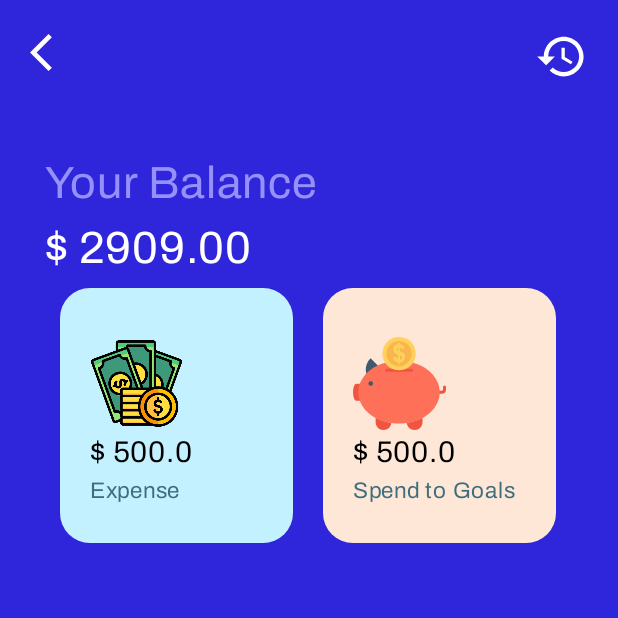
After one commit to iamabdh/MoneyManager, an Android app built with Jetpack Compose: the TransactionScreen screen opened through its navigation route, on a phone screen of 412 x 824 dp, the top half of it. The commit adds this screen. Run offline under Robolectric (Android 15) with nearby library versions, the phone set to English and light mode, and no system bars.

Commit message:
update: transaction screen banner

```diff
--- a/app/src/main/java/com/example/moneymanager/components/ComponentsView.kt
+++ b/app/src/main/java/com/example/moneymanager/components/ComponentsView.kt
@@ -10,11 +10,13 @@ import androidx.compose.foundation.layout.Box
 import androidx.compose.foundation.layout.Column
 import androidx.compose.foundation.layout.Row
 import androidx.compose.foundation.layout.Spacer
+import androidx.compose.foundation.layout.fillMaxSize
 import androidx.compose.foundation.layout.fillMaxWidth
 import androidx.compose.foundation.layout.height
 import androidx.compose.foundation.layout.offset
 import androidx.compose.foundation.layout.padding
 import androidx.compose.foundation.layout.size
+import androidx.compose.foundation.layout.width
 import androidx.compose.foundation.shape.CircleShape
 import androidx.compose.foundation.shape.RoundedCornerShape
 import androidx.compose.material.*
@@ -25,6 +27,8 @@ import androidx.compose.ui.draw.clip
 import androidx.compose.ui.graphics.Color
 import androidx.compose.ui.res.painterResource
 import androidx.compose.ui.text.font.FontWeight
+import androidx.compose.ui.unit.Dp
+import androidx.compose.ui.unit.TextUnit
 import androidx.compose.ui.unit.dp
 import androidx.compose.ui.unit.sp
 import com.example.moneymanager.R
@@ -33,10 +37,13 @@ import com.example.moneymanager.ui.theme.AliceBlue1
 import com.example.moneymanager.ui.theme.Archivo
 import com.example.moneymanager.ui.theme.BrightGray
 import com.example.moneymanager.ui.theme.CaribbeanGreen
+import com.example.moneymanager.ui.theme.Diamond
+import com.example.moneymanager.ui.theme.Ming
 import com.example.moneymanager.ui.theme.SkyBlue
 import com.example.moneymanager.ui.theme.SpanishGray
 import com.example.moneymanager.ui.theme.White15
 import com.example.moneymanager.ui.theme.White80
+import org.w3c.dom.Text
 
 @Composable
 fun MainHomeMenu() {
@@ -107,9 +114,11 @@ fun SearchTextField() {
 @Composable
 fun HomeBannerButtons(
     nameBanner: String,
+    nameFontSize: TextUnit = 15.sp,
     noItems: Int,
     colorBanner: Color,
-    bannerIcon: Int
+    bannerIcon: Int,
+    onClickGoTo: () -> Unit
 ) {
     Box(
         modifier = Modifier
@@ -117,7 +126,7 @@ fun HomeBannerButtons(
             .clip(RoundedCornerShape(20.dp))
             .background(colorBanner)
             .clickable {
-
+                onClickGoTo()
             }
     ) {
         Box(
@@ -154,7 +163,7 @@ fun HomeBannerButtons(
                     }
                 }
                 Spacer(modifier = Modifier.height(5.dp))
-                Text(text = nameBanner, fontSize = 10.sp, color = White80)
+                Text(text = nameBanner, fontSize = nameFontSize, color = White80)
                 Spacer(modifier = Modifier.height(5.dp))
                 Text(text = "$noItems items", fontSize = 9.sp, color = White80)
             }
@@ -174,7 +183,7 @@ fun ServicesBannerHome(
         modifier = Modifier
             .clip(shape = RoundedCornerShape(20.dp))
             .border(1.dp, shape = RoundedCornerShape(20.dp), color = BrightGray)
-            .clickable {  }
+            .clickable { }
     ) {
         Row(
             horizontalArrangement = Arrangement.spacedBy(5.dp),
@@ -210,3 +219,47 @@ fun ServicesBannerHome(
         }
     }
 }
+
+
+@Composable
+fun TransactionBanner(
+    imageBanner: Int,
+    amount: Float,
+    colorBanner: Color,
+    nameBanner: String
+) {
+    Box(
+        modifier = Modifier
+            .width(155.dp)
+            .height(170.dp)
+            .clip(shape = RoundedCornerShape(20.dp))
+            .background(colorBanner)
+            .clickable {  }
+    ) {
+        Column(
+            verticalArrangement = Arrangement.SpaceEvenly,
+            modifier = Modifier
+                .fillMaxSize()
+                .padding(start = 20.dp, top = 30.dp, bottom = 20.dp)
+        ) {
+            Image(
+                painter = painterResource(id = imageBanner),
+                contentDescription = "",
+                modifier = Modifier
+                    .size(62.dp)
+            )
+            Text(
+                text = "$ $amount",
+                fontSize = 20.sp,
+                fontFamily = Archivo,
+                color = Color.Black
+            )
+            Text(
+                text = nameBanner,
+                fontSize = 15.sp,
+                fontFamily = Archivo,
+                color = Ming
+            )
+        }
+    }
+}
--- a/app/src/main/java/com/example/moneymanager/navigation/Navigation.kt
+++ b/app/src/main/java/com/example/moneymanager/navigation/Navigation.kt
@@ -5,6 +5,7 @@ import androidx.navigation.compose.NavHost
 import androidx.navigation.compose.composable
 import androidx.navigation.compose.rememberNavController
 import com.example.moneymanager.screen.HomeScreen
+import com.example.moneymanager.screen.TransactionScreen
 
 
 @Composable
@@ -20,5 +21,11 @@ fun Navigation() {
                 navController = navController
             )
         }
+        composable(
+            route = Screen.TransactionScreen.route) {
+            TransactionScreen(
+                navController = navController
+            )
+        }
     }
 }
--- a/app/src/main/java/com/example/moneymanager/navigation/Screen.kt
+++ b/app/src/main/java/com/example/moneymanager/navigation/Screen.kt
@@ -2,4 +2,5 @@ package com.example.moneymanager.navigation
 
 sealed class Screen(val route: String) {
     object HomeScreen: Screen(route = "home_screen")
+    object TransactionScreen: Screen(route = "transaction_screen")
 }
--- a/app/src/main/java/com/example/moneymanager/screen/HomeScreen.kt
+++ b/app/src/main/java/com/example/moneymanager/screen/HomeScreen.kt
@@ -89,34 +89,37 @@ fun HomeScreen(
                 modifier = Modifier.padding(10.dp)
             ) {
                 HomeBannerButtons(
-                            nameBanner = "Transcation",
+                            nameBanner = "Transaction",
                             noItems = 7,
                             colorBanner = CaribbeanGreen,
                             bannerIcon = R.drawable.baseline_attach_money_24
-                        )
+                        ){
+                    navController.navigate("transaction_screen")
+                }
                 HomeBannerButtons(
-                            nameBanner = "Recomendations",
+                            nameBanner = "Recommendation",
                             noItems = 7,
                             colorBanner = MaximumYellowRed,
-                            bannerIcon = R.drawable.baseline_star_border_24
-                        )
+                            bannerIcon = R.drawable.baseline_star_border_24,
+                            nameFontSize = 12.sp
+                        ){}
             }
             Column(
                 verticalArrangement = Arrangement.spacedBy(10.dp),
                 modifier = Modifier.padding(10.dp)
             ) {
                 HomeBannerButtons(
-                            nameBanner = "Buggets",
+                            nameBanner = "Budgets",
                             noItems = 7,
                             colorBanner = Crayola,
                             bannerIcon = R.drawable.piggy_bank
-                        )
+                        ){}
                 HomeBannerButtons(
                             nameBanner = "Credit Card",
                             noItems = 7,
                             colorBanner = PalatinateBlue,
                             bannerIcon = R.drawable.purchase
-                        )
+                        ){}
             }
         }
         Column(
--- /dev/null
+++ b/app/src/main/java/com/example/moneymanager/screen/TransactionScreen.kt
@@ -0,0 +1,110 @@
+package com.example.moneymanager.screen
+
+import androidx.compose.foundation.Image
+import androidx.compose.foundation.background
+import androidx.compose.foundation.layout.Arrangement
+import androidx.compose.foundation.layout.Box
+import androidx.compose.foundation.layout.Column
+import androidx.compose.foundation.layout.Row
+import androidx.compose.foundation.layout.Spacer
+import androidx.compose.foundation.layout.fillMaxSize
+import androidx.compose.foundation.layout.fillMaxWidth
+import androidx.compose.foundation.layout.height
+import androidx.compose.foundation.layout.padding
+import androidx.compose.foundation.layout.size
+import androidx.compose.foundation.layout.width
+import androidx.compose.foundation.shape.RoundedCornerShape
+import androidx.compose.material.Icon
+import androidx.compose.material.Text
+import androidx.compose.runtime.Composable
+import androidx.compose.ui.Alignment
+import androidx.compose.ui.Modifier
+import androidx.compose.ui.draw.clip
+import androidx.compose.ui.graphics.Color
+import androidx.compose.ui.res.painterResource
+import androidx.compose.ui.unit.dp
+import androidx.compose.ui.unit.sp
+import androidx.navigation.NavController
+import com.example.moneymanager.R
+import com.example.moneymanager.components.TransactionBanner
+import com.example.moneymanager.ui.theme.AntiqueWhite
+import com.example.moneymanager.ui.theme.Archivo
+import com.example.moneymanager.ui.theme.Diamond
+import com.example.moneymanager.ui.theme.LightCobaltBlue
+import com.example.moneymanager.ui.theme.Ming
+import com.example.moneymanager.ui.theme.PalatinateBlue
+
+@Composable
+fun TransactionScreen(
+    navController: NavController
+) {
+    Column(
+        modifier = Modifier
+            .fillMaxSize()
+            .background(PalatinateBlue)
+    ) {
+        Row(
+            horizontalArrangement = Arrangement.SpaceBetween,
+            modifier = Modifier
+                .fillMaxWidth()
+                .padding(20.dp)
+        ) {
+            Icon(
+                tint = Color.White,
+                painter = painterResource(id = R.drawable.baseline_arrow_back_ios_24),
+                contentDescription = "",
+                modifier = Modifier.size(30.dp)
+            )
+            Icon(
+                tint = Color.White,
+                painter = painterResource(id = R.drawable.baseline_history_24),
+                contentDescription = "",
+                modifier = Modifier.size(35.dp)
+            )
+        }
+
+        Spacer(modifier = Modifier.height(30.dp))
+
+        Column(
+            modifier = Modifier.padding(start = 30.dp)
+        ) {
+            Text(
+                text = "Your Balance",
+                fontSize = 30.sp,
+                fontFamily = Archivo,
+                color = LightCobaltBlue
+            )
+            Spacer(modifier = Modifier.height(10.dp))
+            Text(
+                text = "$ 2909.00",
+                fontSize = 30.sp,
+                fontFamily = Archivo,
+                color = Color.White
+            )
+        }
+        Spacer(modifier = Modifier.height(10.dp))
+        Row(
+            horizontalArrangement = Arrangement.spacedBy(20.dp),
+            modifier = Modifier
+                .fillMaxWidth()
+                .padding(start = 40.dp)
+        ) {
+            TransactionBanner(
+                imageBanner = R.drawable.money_removebg_preview,
+                amount = 500.00f,
+                colorBanner = Diamond,
+                nameBanner = "Expense"
+            )
+
+            TransactionBanner(
+                imageBanner = R.drawable.piggy_bank_colored,
+                amount = 500.00f,
+                colorBanner = AntiqueWhite,
+                nameBanner = "Spend to Goals"
+            )
+
+        }
+
+
+    }
+}
--- a/app/src/main/java/com/example/moneymanager/screen/TranscationScreen.kt
+++ /dev/null
@@ -1 +0,0 @@
-package com.example.moneymanager.screen
--- a/app/src/main/java/com/example/moneymanager/ui/theme/Color.kt
+++ b/app/src/main/java/com/example/moneymanager/ui/theme/Color.kt
@@ -23,3 +23,7 @@ val MaximumYellowRed = Color(0XFFEBAC48)
 val PalatinateBlue = Color(0xFF2F26DB)
 val SkyBlue = Color(0xFF5EE0FF)
 val UltramarineBlue = Color(0xFF3D64FF)
+val LightCobaltBlue = Color(0xFF9590FA)
+val Diamond = Color(0xFFC4F1FF)
+val Ming = Color(0xFF3E6E7D)
+val AntiqueWhite = Color(0xFFFFE7D8)
--- /dev/null
+++ b/app/src/main/res/drawable/baseline_arrow_back_ios_24.xml
@@ -0,0 +1,5 @@
+<vector android:autoMirrored="true" android:height="24dp"
+    android:tint="#FFFFFF" android:viewportHeight="24"
+    android:viewportWidth="24" android:width="24dp" xmlns:android="http://schemas.android.com/apk/res/android">
+    <path android:fillColor="@android:color/white" android:pathData="M11.67,3.87L9.9,2.1 0,12l9.9,9.9 1.77,-1.77L3.54,12z"/>
+</vector>
--- /dev/null
+++ b/app/src/main/res/drawable/baseline_history_24.xml
@@ -0,0 +1,5 @@
+<vector android:height="24dp" android:tint="#FFFFFF"
+    android:viewportHeight="24" android:viewportWidth="24"
+    android:width="24dp" xmlns:android="http://schemas.android.com/apk/res/android">
+    <path android:fillColor="@android:color/white" android:pathData="M13,3c-4.97,0 -9,4.03 -9,9L1,12l3.89,3.89 0.07,0.14L9,12L6,12c0,-3.87 3.13,-7 7,-7s7,3.13 7,7 -3.13,7 -7,7c-1.93,0 -3.68,-0.79 -4.94,-2.06l-1.42,1.42C8.27,19.99 10.51,21 13,21c4.97,0 9,-4.03 9,-9s-4.03,-9 -9,-9zM12,8v5l4.28,2.54 0.72,-1.21 -3.5,-2.08L13.5,8L12,8z"/>
+</vector>
--- a/app/src/main/res/drawable/piggy_bank.xml
+++ b/app/src/main/res/drawable/piggy_bank.xml
@@ -8,33 +8,33 @@
       android:strokeLineJoin="round"
       android:strokeWidth="1.5"
       android:fillColor="#00000000"
-      android:strokeColor="@android:color/white"
+      android:strokeColor="#FFFFFF"
       android:strokeLineCap="round"/>
   <path
       android:pathData="M14.5,8.5L19,7L18.916,10.628L21,11.5V15L19.074,16"
       android:strokeLineJoin="round"
       android:strokeWidth="1.5"
       android:fillColor="#00000000"
-      android:strokeColor="@android:color/white"
+      android:strokeColor="#FFFFFF"
       android:strokeLineCap="round"/>
   <path
       android:pathData="M15.5,13C15.224,13 15,12.776 15,12.5C15,12.224 15.224,12 15.5,12C15.776,12 16,12.224 16,12.5C16,12.776 15.776,13 15.5,13Z"
       android:strokeLineJoin="round"
       android:strokeWidth="1.5"
       android:fillColor="#000000"
-      android:strokeColor="@android:color/white"
+      android:strokeColor="#FFFFFF"
       android:strokeLineCap="round"/>
   <path
       android:pathData="M2,10C2,10 2,12.4 4,13"
       android:strokeLineJoin="round"
       android:strokeWidth="1.5"
       android:fillColor="#00000000"
-      android:strokeColor="@android:color/white"
+      android:strokeColor="#FFFFFF"
       android:strokeLineCap="round"/>
   <path
       android:pathData="M12.801,7.753C12.93,7.381 13,6.981 13,6.565C13,4.596 11.433,3 9.5,3C7.567,3 6,4.596 6,6.565C6,7.506 6.358,8.363 6.944,9"
       android:strokeLineJoin="round"
       android:strokeWidth="1.5"
       android:fillColor="#00000000"
-      android:strokeColor="@android:color/white"/>
+      android:strokeColor="#FFFFFF"/>
 </vector>
--- /dev/null
+++ b/app/src/main/res/drawable/piggy_bank_colored.xml
@@ -0,0 +1,39 @@
+<vector xmlns:android="http://schemas.android.com/apk/res/android"
+    android:width="501.55dp"
+    android:height="501.55dp"
+    android:viewportWidth="501.55"
+    android:viewportHeight="501.55">
+  <path
+      android:pathData="m485.62,269.58v10.45c0,6.27 -4.18,10.45 -10.45,10.45h-37.62v15.67h42.84c11.49,0 20.9,-9.4 20.9,-20.9v-15.67c0,-4.18 -3.13,-8.36 -8.36,-8.36 -4.18,-0 -7.32,3.13 -7.32,8.36z"
+      android:fillColor="#f1543f"/>
+  <path
+      android:pathData="m206.63,463.93c-2.09,20.9 -19.85,37.62 -41.8,37.62h-1.04c-22.99,0 -41.8,-18.81 -41.8,-41.8v-24.03c25.08,13.58 54.33,22.99 84.64,28.21z"
+      android:fillColor="#f1543f"/>
+  <path
+      android:pathData="m71.84,199.58c26.12,-14.63 54.33,-24.03 80.46,-27.17l-57.47,-57.47c-17.76,17.76 -26.12,39.71 -26.12,62.69 1.04,6.27 2.09,14.63 3.13,21.94z"
+      android:fillColor="#40596b"/>
+  <path
+      android:pathData="m11.23,254.96c-14.63,14.63 -14.63,71.05 0,85.68 7.31,7.31 41.8,0 41.8,0v-85.68c-1.04,0 -34.48,-7.31 -41.8,0z"
+      android:fillColor="#f1543f"/>
+  <path
+      android:pathData="m374.86,435.72v24.03c0,22.99 -18.81,41.8 -41.8,41.8h-1.04c-21.94,0 -39.71,-16.72 -41.8,-37.62 31.35,-5.22 59.56,-14.63 84.64,-28.21z"
+      android:fillColor="#f1543f"/>
+  <path
+      android:pathData="M28.99,297.8a219.43,169.27 0,1 0,438.86 0a219.43,169.27 0,1 0,-438.86 0z"
+      android:fillColor="#ff7058"/>
+  <path
+      android:pathData="M95.87,250.78m-12.54,0a12.54,12.54 0,1 1,25.08 0a12.54,12.54 0,1 1,-25.08 0"
+      android:fillColor="#40596b"/>
+  <path
+      android:pathData="m317.39,171.36h-136.88c-4.18,0 -8.36,3.13 -8.36,8.36 0,4.18 3.13,8.36 8.36,8.36h136.88c4.18,0 7.31,-3.13 7.31,-8.36 0,-4.18 -3.13,-8.36 -7.31,-8.36z"
+      android:fillColor="#f1543f"/>
+  <path
+      android:pathData="M248.42,89.86m-89.86,0a89.86,89.86 0,1 1,179.72 0a89.86,89.86 0,1 1,-179.72 0"
+      android:fillColor="#ffd15c"/>
+  <path
+      android:pathData="M248.42,89.86m-67.92,0a67.92,67.92 0,1 1,135.84 0a67.92,67.92 0,1 1,-135.84 0"
+      android:fillColor="#f8b64c"/>
+  <path
+      android:pathData="m237.98,117.03c-2.09,-2.09 -3.13,-5.22 -4.18,-9.4l-17.76,2.09c1.04,8.36 4.18,15.67 9.4,19.85 5.22,5.22 11.49,7.31 18.81,8.36v8.36h9.4v-9.4c8.36,-1.04 15.67,-4.18 19.85,-10.45 5.22,-5.22 7.31,-12.54 7.31,-19.85s-2.09,-13.58 -6.27,-17.76c-4.18,-4.18 -11.49,-8.36 -21.94,-11.49v-24.03c4.18,2.09 7.31,5.22 8.36,10.45l16.72,-2.09c-1.04,-6.27 -4.18,-11.49 -8.36,-15.67 -4.18,-4.18 -9.4,-6.27 -16.72,-7.31v-7.31h-9.4v6.27c-7.31,1.04 -13.58,3.13 -18.81,8.36 -4.18,5.22 -7.31,11.49 -7.31,18.81s2.09,13.58 6.27,18.81c4.18,5.22 10.45,8.36 18.81,11.49v28.21c-1.04,-1.04 -3.13,-3.13 -4.18,-6.27zM253.65,98.22c4.18,1.04 7.31,3.13 8.36,5.22 1.04,2.09 3.13,5.22 3.13,7.31 0,3.13 -1.04,6.27 -3.13,8.36s-5.22,4.18 -8.36,4.18zM237.98,71.05c-1.04,-2.09 -2.09,-4.18 -2.09,-6.27 0,-2.09 1.04,-5.22 2.09,-7.31s3.13,-3.13 6.27,-4.18v22.99c-3.13,-1.04 -5.22,-3.13 -6.27,-5.22z"
+      android:fillColor="#ffd15c"/>
+</vector>
```
Also changed, not shown: app/src/main/res/drawable/money_removebg_preview.png (added).
